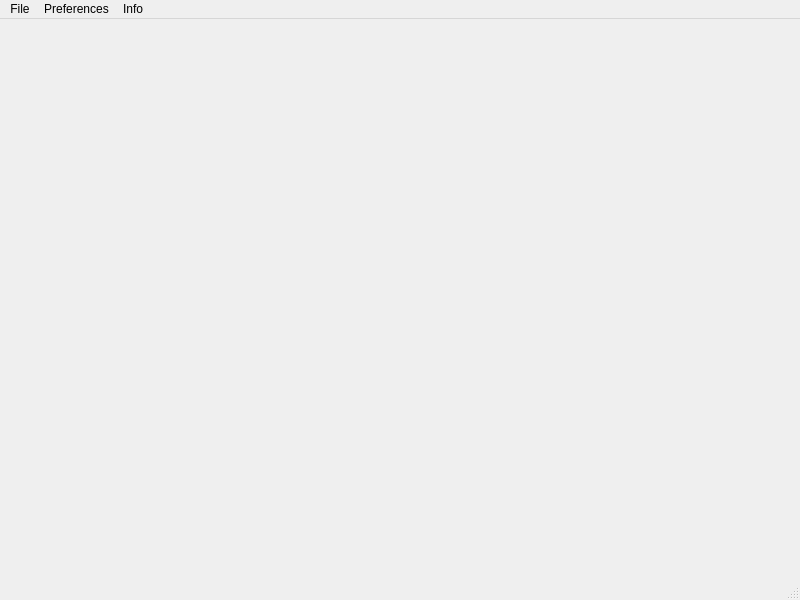
First picture: the form in gui/CapSaint/mainwindow.ui, repository 0583/que-sera-sera, before the edit.
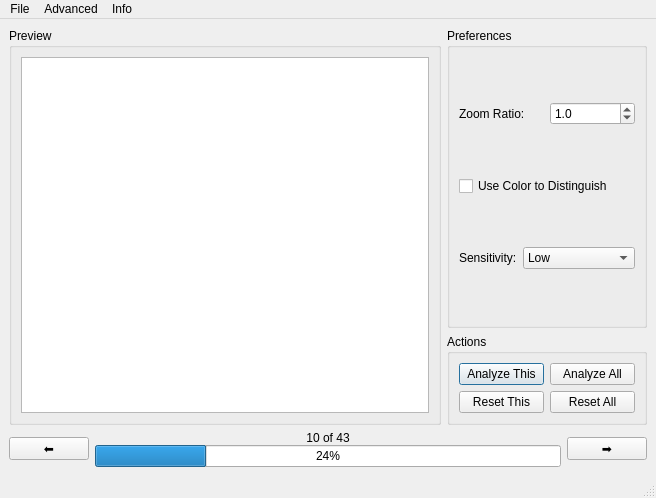
Second picture: the form after the edit.

Commit message: [add] complete main ui

Diff of the .ui file:
```diff
--- a/gui/CapSaint/mainwindow.ui
+++ b/gui/CapSaint/mainwindow.ui
@@ -6,20 +6,242 @@
    <rect>
     <x>0</x>
     <y>0</y>
-    <width>800</width>
-    <height>600</height>
+    <width>656</width>
+    <height>498</height>
    </rect>
   </property>
   <property name="windowTitle">
    <string>MainWindow</string>
   </property>
-  <widget class="QWidget" name="centralwidget"/>
+  <widget class="QWidget" name="centralwidget">
+   <layout class="QHBoxLayout" name="horizontalLayout_10">
+    <item>
+     <layout class="QVBoxLayout" name="verticalLayout_5">
+      <item>
+       <layout class="QHBoxLayout" name="horizontalLayout_8">
+        <item>
+         <widget class="QGroupBox" name="groupBox">
+          <property name="title">
+           <string>Preview</string>
+          </property>
+          <layout class="QHBoxLayout" name="horizontalLayout">
+           <item>
+            <widget class="QGraphicsView" name="graphicsView">
+             <property name="sizeAdjustPolicy">
+              <enum>QAbstractScrollArea::AdjustToContentsOnFirstShow</enum>
+             </property>
+            </widget>
+           </item>
+          </layout>
+         </widget>
+        </item>
+        <item>
+         <layout class="QVBoxLayout" name="verticalLayout_3">
+          <item>
+           <widget class="QGroupBox" name="groupBox_2">
+            <property name="title">
+             <string>Preferences</string>
+            </property>
+            <layout class="QHBoxLayout" name="horizontalLayout_6">
+             <item>
+              <layout class="QVBoxLayout" name="verticalLayout">
+               <item>
+                <layout class="QHBoxLayout" name="horizontalLayout_2">
+                 <item>
+                  <widget class="QLabel" name="label">
+                   <property name="text">
+                    <string>Zoom Ratio:</string>
+                   </property>
+                  </widget>
+                 </item>
+                 <item>
+                  <widget class="QDoubleSpinBox" name="zoomIndicator">
+                   <property name="decimals">
+                    <number>1</number>
+                   </property>
+                   <property name="minimum">
+                    <double>0.000000000000000</double>
+                   </property>
+                   <property name="maximum">
+                    <double>100.000000000000000</double>
+                   </property>
+                   <property name="singleStep">
+                    <double>0.100000000000000</double>
+                   </property>
+                   <property name="stepType">
+                    <enum>QAbstractSpinBox::AdaptiveDecimalStepType</enum>
+                   </property>
+                   <property name="value">
+                    <double>1.000000000000000</double>
+                   </property>
+                  </widget>
+                 </item>
+                </layout>
+               </item>
+               <item>
+                <widget class="QCheckBox" name="checkBox">
+                 <property name="text">
+                  <string>Use Color to Distinguish</string>
+                 </property>
+                </widget>
+               </item>
+               <item>
+                <layout class="QHBoxLayout" name="horizontalLayout_3">
+                 <item>
+                  <widget class="QLabel" name="label_2">
+                   <property name="text">
+                    <string>Sensitivity:</string>
+                   </property>
+                  </widget>
+                 </item>
+                 <item>
+                  <widget class="QComboBox" name="comboBox">
+                   <item>
+                    <property name="text">
+                     <string>Low</string>
+                    </property>
+                   </item>
+                   <item>
+                    <property name="text">
+                     <string>Medium</string>
+                    </property>
+                   </item>
+                   <item>
+                    <property name="text">
+                     <string>High</string>
+                    </property>
+                   </item>
+                   <item>
+                    <property name="text">
+                     <string>Extremely High</string>
+                    </property>
+                   </item>
+                  </widget>
+                 </item>
+                </layout>
+               </item>
+              </layout>
+             </item>
+            </layout>
+           </widget>
+          </item>
+          <item>
+           <widget class="QGroupBox" name="groupBox_3">
+            <property name="sizePolicy">
+             <sizepolicy hsizetype="Preferred" vsizetype="Fixed">
+              <horstretch>0</horstretch>
+              <verstretch>0</verstretch>
+             </sizepolicy>
+            </property>
+            <property name="title">
+             <string>Actions</string>
+            </property>
+            <layout class="QHBoxLayout" name="horizontalLayout_7">
+             <item>
+              <layout class="QVBoxLayout" name="verticalLayout_2">
+               <item>
+                <layout class="QHBoxLayout" name="horizontalLayout_4">
+                 <item>
+                  <widget class="QPushButton" name="pushButton">
+                   <property name="text">
+                    <string>Analyze This</string>
+                   </property>
+                   <property name="default">
+                    <bool>true</bool>
+                   </property>
+                  </widget>
+                 </item>
+                 <item>
+                  <widget class="QPushButton" name="pushButton_3">
+                   <property name="text">
+                    <string>Analyze All</string>
+                   </property>
+                   <property name="default">
+                    <bool>false</bool>
+                   </property>
+                  </widget>
+                 </item>
+                </layout>
+               </item>
+               <item>
+                <layout class="QHBoxLayout" name="horizontalLayout_5">
+                 <item>
+                  <widget class="QPushButton" name="pushButton_2">
+                   <property name="text">
+                    <string>Reset This</string>
+                   </property>
+                  </widget>
+                 </item>
+                 <item>
+                  <widget class="QPushButton" name="pushButton_4">
+                   <property name="text">
+                    <string>Reset All</string>
+                   </property>
+                  </widget>
+                 </item>
+                </layout>
+               </item>
+              </layout>
+             </item>
+            </layout>
+           </widget>
+          </item>
+         </layout>
+        </item>
+       </layout>
+      </item>
+      <item>
+       <layout class="QHBoxLayout" name="horizontalLayout_9">
+        <item>
+         <widget class="QPushButton" name="pushButton_5">
+          <property name="text">
+           <string>⬅️</string>
+          </property>
+         </widget>
+        </item>
+        <item>
+         <layout class="QVBoxLayout" name="verticalLayout_4">
+          <property name="spacing">
+           <number>0</number>
+          </property>
+          <item>
+           <widget class="QLabel" name="pageIndicator">
+            <property name="text">
+             <string>10 of 43</string>
+            </property>
+            <property name="alignment">
+             <set>Qt::AlignCenter</set>
+            </property>
+           </widget>
+          </item>
+          <item>
+           <widget class="QProgressBar" name="pageProgressBar">
+            <property name="value">
+             <number>24</number>
+            </property>
+           </widget>
+          </item>
+         </layout>
+        </item>
+        <item>
+         <widget class="QPushButton" name="pushButton_6">
+          <property name="text">
+           <string>➡️</string>
+          </property>
+         </widget>
+        </item>
+       </layout>
+      </item>
+     </layout>
+    </item>
+   </layout>
+  </widget>
   <widget class="QMenuBar" name="menubar">
    <property name="geometry">
     <rect>
      <x>0</x>
      <y>0</y>
-     <width>800</width>
+     <width>656</width>
      <height>22</height>
     </rect>
    </property>
@@ -42,7 +264,7 @@
    </widget>
    <widget class="QMenu" name="menu_3">
     <property name="title">
-     <string>Preferences</string>
+     <string>Advanced</string>
     </property>
     <widget class="QMenu" name="menuSensitivity">
      <property name="title">
```
Left out of the diff: 38 changed lines with no effect on the pictures. The commit also changes 2 other files.
